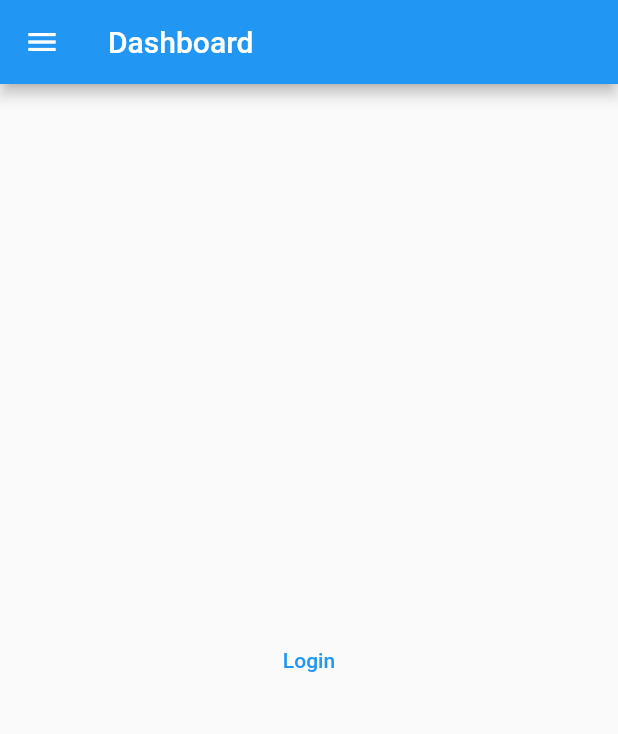
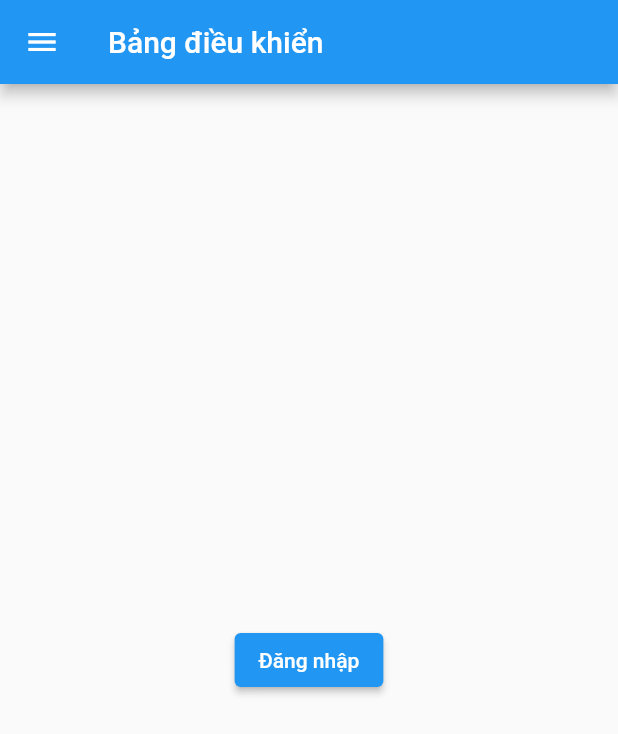
Before and after one commit to PercyPham/qrmos, a Flutter app: the screen it shows after launch, on a phone screen of 412 x 824 dp. Shown: the top 734 px of the screen. Run offline on Flutter 3.47's test engine with Material 2 defaults, Android fonts, the phone set to English and light mode, and no system bars; our stand-ins replace shared_preferences.

```diff
--- a/frontend/lib/screens/dashboard/dashboard.dart
+++ b/frontend/lib/screens/dashboard/dashboard.dart
@@ -1,7 +1,15 @@
 import 'package:flutter/material.dart';
 import 'package:provider/provider.dart';
 import 'package:qrmos/models/auth_model.dart';
-import 'package:qrmos/widgets/drawer/drawer.dart';
+import './widgets/drawer/drawer.dart';
+import '../user_management/user_management.dart';
+
+const screenUserManagement = "Quản lý người dùng";
+const screenDeliveryManagement = "Quản lý điểm giao";
+const screenMenuManagement = "Quản lý menu";
+const screenVoucherManagement = "Quản lý voucher";
+const screenOrderManagement = "Quản lý đơn hàng";
+const screenNone = "none";
 
 class DashboardScreen extends StatefulWidget {
   const DashboardScreen({Key? key}) : super(key: key);
@@ -11,12 +19,14 @@ class DashboardScreen extends StatefulWidget {
 }
 
 class _DashboardScreenState extends State<DashboardScreen> {
+  String currentScreen = screenNone;
+
   @override
   Widget build(BuildContext context) {
     Provider.of<AuthModel>(context).loadAccessTokenFromLocal();
     return Scaffold(
       appBar: _appBar(context),
-      drawer: const AppDrawer(),
+      drawer: _drawer(context),
       body: _body(),
     );
   }
@@ -24,7 +34,7 @@ class _DashboardScreenState extends State<DashboardScreen> {
   AppBar _appBar(BuildContext context) {
     var auth = Provider.of<AuthModel>(context, listen: false);
     return AppBar(
-      title: const Text("Dashboard"),
+      title: const Text("Bảng điều khiển"),
       actions: [
         if (auth.userType == UserType.staff)
           IconButton(
@@ -39,25 +49,72 @@ class _DashboardScreenState extends State<DashboardScreen> {
     return () async {
       var auth = Provider.of<AuthModel>(context, listen: false);
       await auth.logout();
-      ScaffoldMessenger.of(context).showSnackBar(const SnackBar(content: Text("Logged out!")));
+      ScaffoldMessenger.of(context).showSnackBar(
+        const SnackBar(content: Text("Đã thoát tài khoản!")),
+      );
     };
+  }
+
+  Widget _drawer(BuildContext context) {
+    List<String> navList = [];
+
+    var staffRole = Provider.of<AuthModel>(context).staffRole;
+    switch (staffRole) {
+      case StaffRole.admin:
+        navList = [
+          screenUserManagement,
+        ];
+        break;
+      case StaffRole.manager:
+        navList = [
+          screenDeliveryManagement,
+          screenMenuManagement,
+          screenVoucherManagement,
+          screenOrderManagement,
+        ];
+        break;
+      case StaffRole.normalStaff:
+        navList = [
+          screenMenuManagement,
+          screenOrderManagement,
+        ];
+        break;
+      default:
+        break;
+    }
+
+    return AppDrawer(
+      navList: navList,
+      activeScreen: currentScreen,
+      onTap: (tappedNav) {
+        setState(() {
+          currentScreen = tappedNav;
+        });
+      },
+    );
   }
 
   Widget _body() {
     return Consumer<AuthModel>(
       builder: (context, auth, _) {
         if (auth.userType != UserType.staff) {
-          return Center(
-            child: TextButton(
-                child: const Text("Login"),
-                onPressed: () {
-                  Navigator.of(context).pushReplacementNamed("/login");
-                }),
-          );
+          return _emptyScreenWithLoginButton(context);
         }
-
+        if (currentScreen == screenUserManagement) {
+          return const UserManagement();
+        }
         return Center(child: Text("Hello " + auth.userFullName));
       },
     );
   }
+
+  Widget _emptyScreenWithLoginButton(BuildContext context) {
+    return Center(
+      child: ElevatedButton(
+          child: const Text("Đăng nhập"),
+          onPressed: () {
+            Navigator.of(context).pushReplacementNamed("/login");
+          }),
+    );
+  }
 }
--- a/frontend/lib/screens/login/login.dart
+++ b/frontend/lib/screens/login/login.dart
@@ -19,17 +19,17 @@ class _LoginScreenState extends State<LoginScreen> {
   Widget build(BuildContext context) {
     return Scaffold(
       appBar: AppBar(
-        title: const Text("Login"),
+        title: const Text("Đăng nhập"),
       ),
       body: Center(
         child: Column(mainAxisAlignment: MainAxisAlignment.center, children: <Widget>[
           TextFormField(
-            decoration: _inputDecor("Username"),
+            decoration: _inputDecor("Tên đăng nhập"),
             onChanged: _onUsernameChanged,
             keyboardType: TextInputType.text,
           ),
           TextFormField(
-            decoration: _inputDecor("Password"),
+            decoration: _inputDecor("Mật khẩu"),
             onChanged: _onPasswordChanges,
             obscureText: true,
           ),
@@ -41,7 +41,7 @@ class _LoginScreenState extends State<LoginScreen> {
             padding: const EdgeInsets.symmetric(vertical: 16.0),
             child: ElevatedButton(
               onPressed: _onLoginButtonPressed(context),
-              child: const Text("Login"),
+              child: const Text("Đăng nhập"),
             ),
           ),
         ]),
```
Also changed, not shown: frontend/lib/screens/dashboard/widgets/drawer/drawer.dart (added, +67 -0 lines), frontend/lib/screens/user_management/user_management.dart (added, +76 -0 lines), frontend/lib/widgets/drawer/drawer.dart (deleted, +0 -65 lines).
